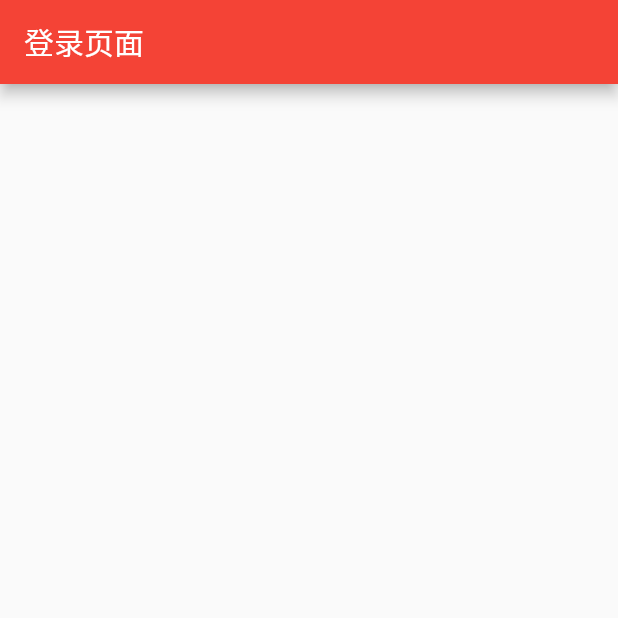
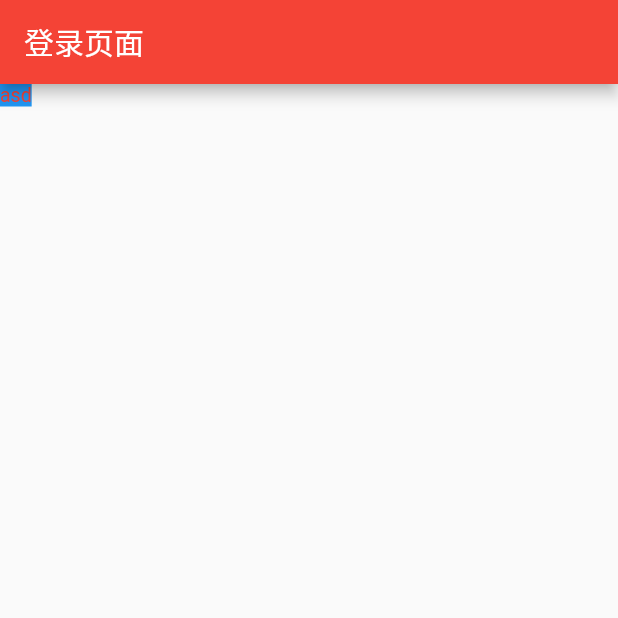
Before and after one commit to SmallwolfiOS/flutterapp, a Flutter app: the screen it shows after launch, on a phone screen of 412 x 824 dp, the top half of it. Run offline on Flutter 3.47's test engine with Material 2 defaults, Android fonts, the phone set to English and light mode, and no system bars.

Commit message:
明天准备研究下flutter的布局

```diff
--- a/lib/loginPage.dart
+++ b/lib/loginPage.dart
@@ -1,27 +1,30 @@
+import 'package:flutter/material.dart';
+
 import 'package:flutter/material.dart';
 
 class loginPage extends StatefulWidget {
   final String title;
+
 //  loginPage(this.title);
-  loginPage({Key key, this.title}):super(key :key);
-
+  loginPage({Key key, this.title}) : super(key: key);
 
   @override
   _loginPageState createState() => _loginPageState();
 }
 
 class _loginPageState extends State<loginPage> {
-
   @override
   Widget build(BuildContext context) {
     return Scaffold(
         appBar: AppBar(
-          title: Text(null != widget.title? widget.title:'默认标题'),
+          title: Text(null != widget.title ? widget.title : '默认标题'),
           backgroundColor: Colors.red,
         ),
         body: Center(
-          child: Column(),
+          child: new Scaffold(
+            body: new Text('asd',style: new TextStyle(color: Colors.red,fontSize: 13 ,backgroundColor: Colors.blue ),),
+          ),
         ) // This trailing comma makes auto-formatting nicer for build methods.
-    );
+        );
   }
 }
--- a/lib/main.dart
+++ b/lib/main.dart
@@ -10,7 +10,9 @@ class MyApp extends StatelessWidget {
   @override
   Widget build(BuildContext context) {
     return new MaterialApp(
-      home: loginPage(title: '登录页面',),
+      home: loginPage(
+        title: '登录页面',
+      ),
     );
   }
 }
```
